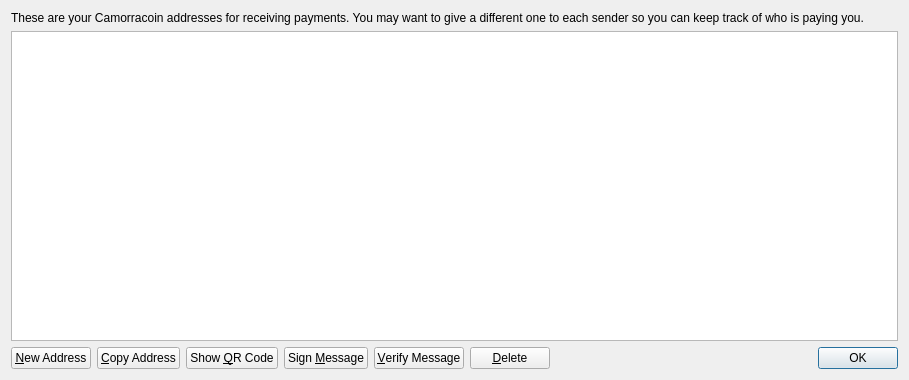
Before: the Qt Designer form src/qt/forms/addressbookpage.ui in raul75/AlessioCoin, drawn with Qt 5.
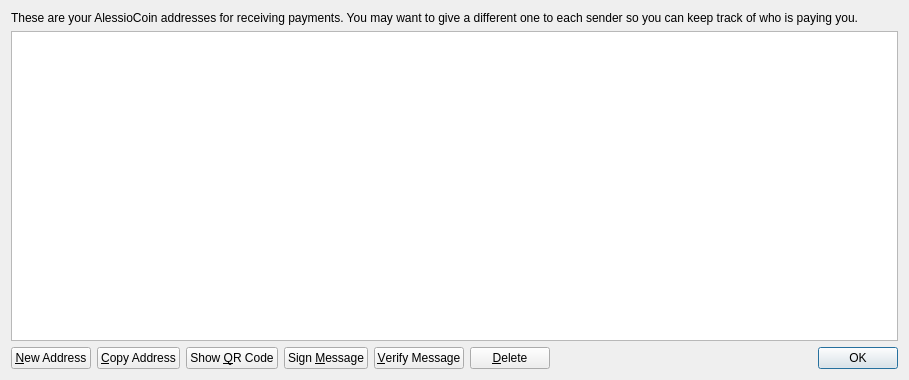
After: the same form once the commit is applied. Icons and pictures are not drawn.

Patch:
```diff
--- a/src/qt/forms/addressbookpage.ui
+++ b/src/qt/forms/addressbookpage.ui
@@ -17,7 +17,7 @@
    <item>
     <widget class="QLabel" name="labelExplanation">
      <property name="text">
-      <string>These are your Camorracoin addresses for receiving payments. You may want to give a different one to each sender so you can keep track of who is paying you.</string>
+      <string>These are your AlessioCoin addresses for receiving payments. You may want to give a different one to each sender so you can keep track of who is paying you.</string>
      </property>
      <property name="textFormat">
       <enum>Qt::PlainText</enum>
```
Left out of the diff: 4 changed lines with no effect on the pictures.
